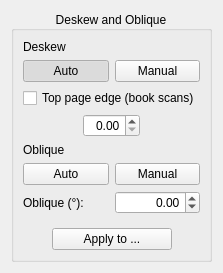
2ndmax/scantailor-ocr, file src/core/filters/deskew/OptionsWidget.ui: the form before one commit.
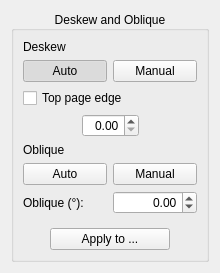
The form after the commit. Custom widgets are drawn as their Qt base class.

Diff of the .ui file:
```diff
--- a/src/core/filters/deskew/OptionsWidget.ui
+++ b/src/core/filters/deskew/OptionsWidget.ui
@@ -66,7 +66,7 @@
          <string>Use the top page edge for deskew (recommended for book scans with dark background).</string>
         </property>
         <property name="text">
-         <string>Top page edge (book scans)</string>
+         <string>Top page edge</string>
         </property>
         <property name="checked">
          <bool>false</bool>
```
